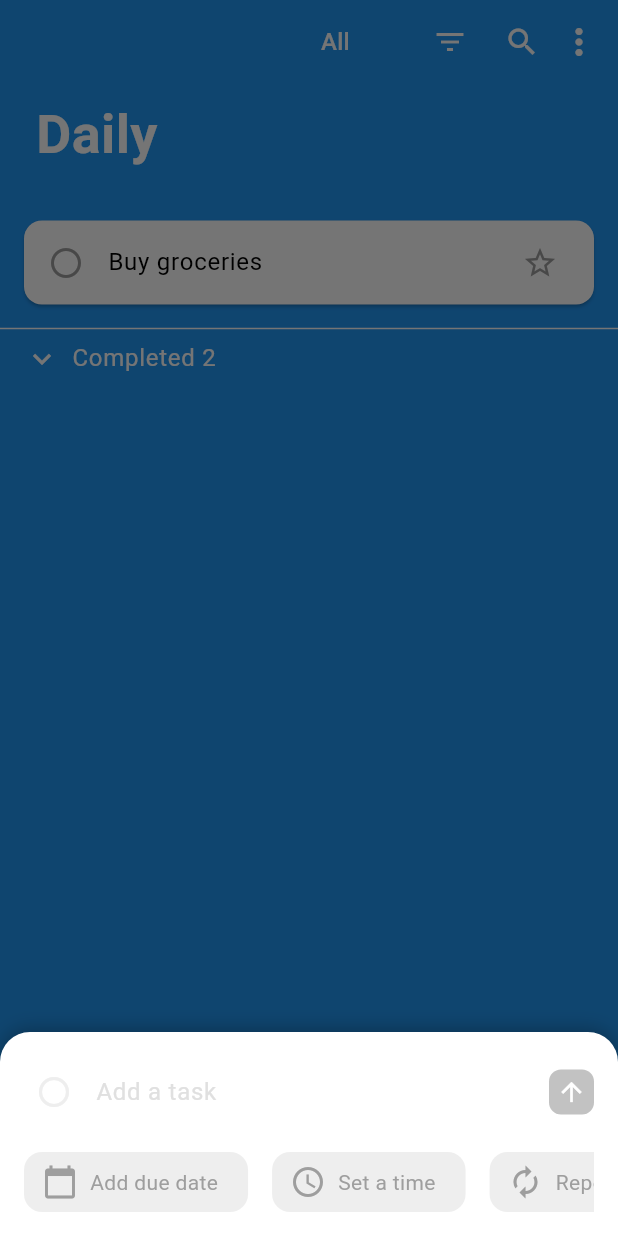
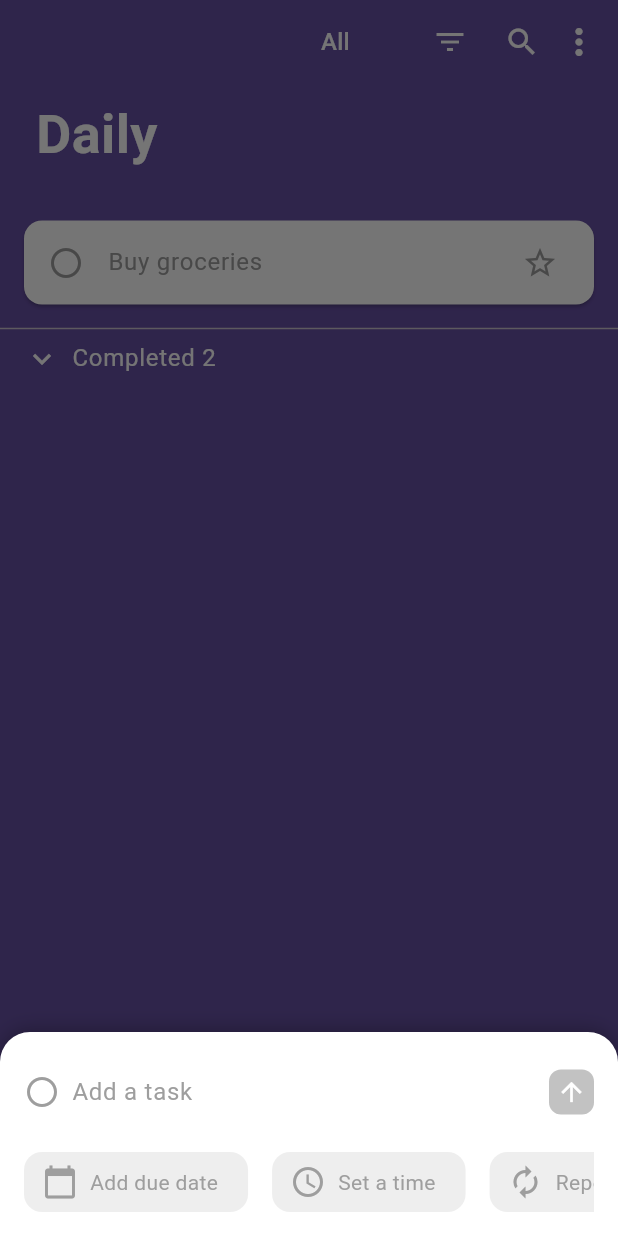
Before and after one commit to phtmyle/todo_list, a Flutter app: the screen it shows after launch, after a tap on the "radio button unchecked" icon, after a tap on the "add" icon, on a phone screen of 412 x 824 dp. Run offline on Flutter 3.47's test engine with Material 3 defaults, Android fonts, the phone set to English and light mode, and no system bars; our stand-ins replace flutter_local_notifications, timezone.

Commit message:
fix scheme color

```diff
--- a/lib/main.dart
+++ b/lib/main.dart
@@ -55,7 +55,7 @@ import 'package:todo_list/viewmodels/todolist_viewmodel.dart';
 import 'package:todo_list/views/todolist_view.dart';
 
 void main() {
-  runApp(MyApp());
+  runApp(const MyApp());
 }
 
 class MyApp extends StatefulWidget {
@@ -72,24 +72,35 @@ class _MyAppState extends State<MyApp> {
       title: 'Todo List',
       theme: ThemeData(
         primarySwatch: Colors.indigo,
+
+        appBarTheme: const AppBarTheme(
+          iconTheme: IconThemeData(color: Colors.white),
+        ),
+        inputDecorationTheme: const InputDecorationTheme(
+          hintStyle: TextStyle(color: Colors.grey),
+          border: InputBorder.none,
+          labelStyle: TextStyle(color: Colors.black),
+        ),
         textTheme: const TextTheme(
           bodyLarge: TextStyle(color: Colors.white),
           bodyMedium: TextStyle(color: Colors.white),
-          bodySmall: TextStyle(color: Colors.white),
+          headlineLarge: TextStyle(color: Colors.white),
+          headlineMedium: TextStyle(color: Colors.white),
           headlineSmall: TextStyle(color: Colors.white),
-          headlineMedium: TextStyle(color: Colors.white),
-          headlineLarge: TextStyle(color: Colors.white),
+          titleLarge: TextStyle(color: Colors.white),
+          titleMedium: TextStyle(color: Colors.white),
+          titleSmall: TextStyle(color: Colors.white),
+          labelLarge: TextStyle(color: Colors.white),
+          labelMedium: TextStyle(color: Colors.white),
+          labelSmall: TextStyle(color: Colors.white),
         ),
-        colorScheme: ColorScheme.fromSwatch().copyWith(
-          onPrimary: Colors.white,
-          onSecondary: Colors.white,
-          onSurface: Colors.white,
-          onBackground: Colors.white,
-          onError: Colors.white,
-        ),
-        appBarTheme: const AppBarTheme(
-          iconTheme: IconThemeData(color: Colors.white),
-        ),
+        // Define custom colors
+        extensions: const <ThemeExtension<dynamic>>[
+          CustomColors(
+            unsetValueColor: Colors.grey,
+            setValueColor: Colors.blue,
+          ),
+        ],
       ),
       home: IconTheme(
         data: const IconThemeData(color: Colors.white),
@@ -103,3 +114,35 @@ class _MyAppState extends State<MyApp> {
     );
   }
 }
+
+class CustomColors extends ThemeExtension<CustomColors> {
+  final Color unsetValueColor;
+  final Color setValueColor;
+
+  const CustomColors({
+    required this.unsetValueColor,
+    required this.setValueColor,
+  });
+
+  @override
+  CustomColors copyWith({
+    Color? unsetValueColor,
+    Color? setValueColor,
+  }) {
+    return CustomColors(
+      unsetValueColor: unsetValueColor ?? this.unsetValueColor,
+      setValueColor: setValueColor ?? this.setValueColor,
+    );
+  }
+
+  @override
+  CustomColors lerp(ThemeExtension<CustomColors>? other, double t) {
+    if (other is! CustomColors) {
+      return this;
+    }
+    return CustomColors(
+      unsetValueColor: Color.lerp(unsetValueColor, other.unsetValueColor, t)!,
+      setValueColor: Color.lerp(setValueColor, other.setValueColor, t)!,
+    );
+  }
+}
--- a/lib/views/todolist_view.dart
+++ b/lib/views/todolist_view.dart
@@ -3,6 +3,7 @@ import 'package:flutter/material.dart';
 import 'package:flutter_local_notifications/flutter_local_notifications.dart';
 import 'package:todo_list/services/notification_service.dart';
 
+import '../main.dart';
 import '../models/repeat_frequency.dart';
 import '../models/todo.dart';
 import '../viewmodels/todolist_viewmodel.dart';
@@ -19,6 +20,8 @@ class TodoListTile extends StatelessWidget {
 
   @override
   Widget build(BuildContext context) {
+    final customColors = Theme.of(context).extension<CustomColors>()!;
+
     return Card(
       color: Colors.white,
       margin: const EdgeInsets.symmetric(vertical: 8),
@@ -29,7 +32,9 @@ class TodoListTile extends StatelessWidget {
             todo.isCompleted
                 ? Icons.check_circle
                 : Icons.radio_button_unchecked,
-            color: todo.isCompleted ? Colors.blue : Colors.grey,
+            color: todo.isCompleted
+                ? customColors.setValueColor
+                : customColors.unsetValueColor,
           ),
         ),
         title: Text(
@@ -38,10 +43,12 @@ class TodoListTile extends StatelessWidget {
             decoration: todo.isCompleted
                 ? TextDecoration.lineThrough
                 : TextDecoration.none,
-            color: todo.isCompleted ? Colors.grey : Colors.black,
+            color: todo.isCompleted
+                ? customColors.setValueColor
+                : customColors.unsetValueColor,
           ),
         ),
-        trailing: const Icon(Icons.star_border, color: Colors.grey),
+        trailing: Icon(Icons.star_border, color: customColors.unsetValueColor),
       ),
     );
   }
@@ -596,22 +603,21 @@ class _TaskTitleField extends StatelessWidget {
 
   @override
   Widget build(BuildContext context) {
+    final customColors = Theme.of(context).extension<CustomColors>()!;
+
     return Expanded(
       child: Row(
         children: [
-          // Circular Icon
-          const SizedBox(
-            width: 40,
-            height: 40,
-            child: Icon(Icons.circle_outlined, color: Color(0xFFEEEEEE)),
+          Icon(
+            Icons.radio_button_unchecked,
+            color: customColors.unsetValueColor,
           ),
           const SizedBox(width: 8),
           Expanded(
             child: TextField(
-              decoration: InputDecoration(
+              style: const TextStyle(color: Colors.black),
+              decoration: const InputDecoration(
                 hintText: 'Add a task',
-                border: InputBorder.none,
-                hintStyle: TextStyle(color: Colors.grey[300]),
               ),
               onChanged: onChanged,
             ),
@@ -653,7 +659,9 @@ class _DueDateControlState extends State<_DueDateControl> {
         padding: const EdgeInsets.symmetric(horizontal: 12, vertical: 8),
         height: 40,
         decoration: BoxDecoration(
-          color: dueDate != null ? const Color(0xFF5D70BD) : Colors.grey[200],
+          color: dueDate != null
+              ? Theme.of(context).colorScheme.primary
+              : Colors.grey[200],
           borderRadius: BorderRadius.circular(12),
         ),
         child: Row(
```
